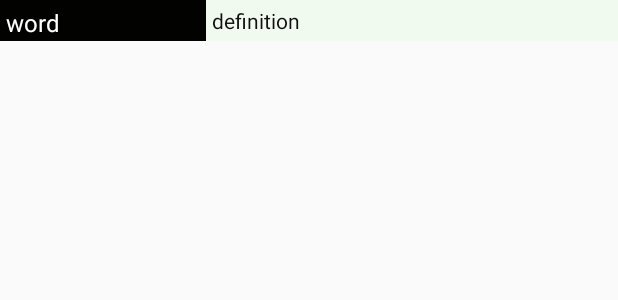
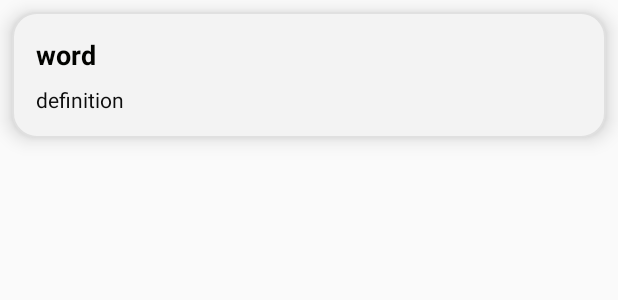
Before and after one commit to amindadgar/VocabularyBook, an Android app: the layout dictionary_recycler_row_item.xml on its own in the app's theme, with its tools: preview values and no code run, on a phone screen of 412 x 824 dp. Shown: the top 300 px of the screen. Run offline under Robolectric (Android 15) with nearby library versions, the phone set to English and light mode, and no system bars.

Commit message:
recyclerView Ui changed and repeated items are omited!

```diff
--- a/app/src/main/res/drawable/recyclerview_background.xml
+++ b/app/src/main/res/drawable/recyclerview_background.xml
@@ -1,11 +1,9 @@
 <?xml version="1.0" encoding="UTF-8"?>
 <shape xmlns:android="http://schemas.android.com/apk/res/android">
-    <solid android:color="@color/gray0"/>
+    <solid android:color="@color/gray20"/>
 
-<!--    <stroke android:width="3dp"-->
-<!--        android:color="@color/gray50"-->
-<!--        />-->
-
+    <stroke android:color="@color/gray50"
+        android:width="1dp"/>
     <padding android:left="1dp"
         android:top="1dp"
         android:right="1dp"
@@ -13,7 +11,7 @@
         />
 
     <corners android:bottomRightRadius="16dp"
-        android:bottomLeftRadius="7dp"
+        android:bottomLeftRadius="16dp"
         android:topLeftRadius="16dp"
-        android:topRightRadius="7dp"/>
+        android:topRightRadius="16dp"/>
 </shape>
--- a/app/src/main/res/layout/dictionary_recycler_row_item.xml
+++ b/app/src/main/res/layout/dictionary_recycler_row_item.xml
@@ -1,30 +1,33 @@
 <?xml version="1.0" encoding="utf-8"?>
 <LinearLayout xmlns:android="http://schemas.android.com/apk/res/android"
     android:layout_width="match_parent"
-    android:orientation="horizontal"
-    android:weightSum="3"
+    android:orientation="vertical"
+    android:background="@drawable/recyclerview_background"
+    android:weightSum="4"
+    android:layout_margin="8dp"
+    android:elevation="8dp"
+    android:padding="12dp"
     android:layout_height="wrap_content"
     android:baselineAligned="false">
     <LinearLayout
         android:layout_width="match_parent"
         android:layout_weight="2"
-        android:background="@color/Black90"
         android:layout_height="match_parent">
     <TextView
         android:layout_width="match_parent"
         android:layout_height="wrap_content"
         android:id="@+id/word_TextView"
+        android:textStyle="bold"
         android:layout_margin="4dp"
-        android:textSize="16sp"
-        android:textColor="@color/gray0"
+        android:textSize="18sp"
+        android:textColor="@color/Black90"
         android:text="word"
         />
     </LinearLayout>
 
     <LinearLayout
         android:layout_width="match_parent"
-        android:background="@color/Blue50"
-        android:layout_weight="1"
+        android:layout_weight="2"
         android:orientation="horizontal"
         android:id="@+id/recycler_definition_expandable"
         android:layout_height="wrap_content">
@@ -34,7 +37,7 @@
         android:id="@+id/definition_TextView"
         android:layout_margin="4dp"
         android:textSize="14sp"
-        android:textColor="@color/Black60"
+        android:textColor="@color/Black80"
         android:text="definition"
         />
     </LinearLayout>
--- a/app/src/main/res/values/colors.xml
+++ b/app/src/main/res/values/colors.xml
@@ -12,6 +12,7 @@
     <color name="gray50">#e0e0e0</color>
     <color name="gray70">#aeaeae</color>
     <color name="gray0">#ffffff</color>
+    <color name="gray20">#F3F3F3</color>
     <color name="Brown70">#A37A74</color>
     <color name="Brown50">#E49273</color>
     <color name="Blue50">#F1FAEE</color>
```
Also changed, not shown: app/src/main/java/com/amindadgar/mydictionary/Utils/WordsRecycler/WordRecyclerAdapter.kt (+26 -23 lines), app/src/main/res/layout/activity_main.xml (+0 -56 lines).
